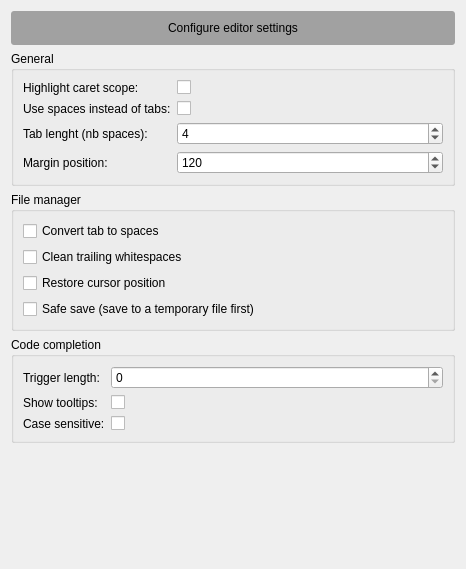
First picture: the form in forms/settings_page_editor.ui, repository merbst/QIdle, before the edit.
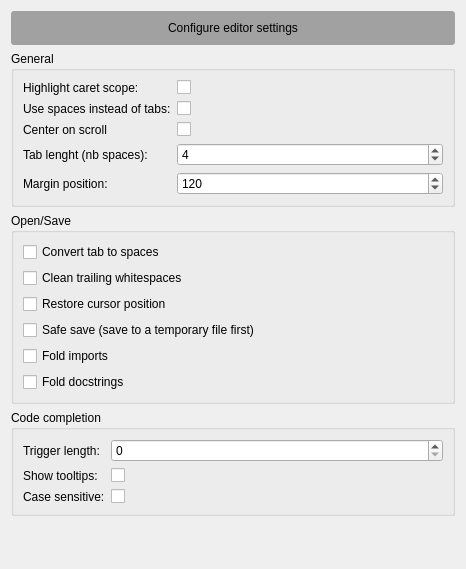
Second picture: the form after the edit.

Commit message:
Add centerOnScroll, fold imports and fold docstring options
also improve cycling of windows (make code edit get focus when changing the active window)

The edit to the form file:
```diff
--- a/forms/settings_page_editor.ui
+++ b/forms/settings_page_editor.ui
@@ -109,13 +109,27 @@
         </property>
        </widget>
       </item>
+      <item row="2" column="0">
+       <widget class="QLabel" name="label_8">
+        <property name="text">
+         <string>Center on scroll</string>
+        </property>
+       </widget>
+      </item>
+      <item row="2" column="1">
+       <widget class="QCheckBox" name="cb_center_on_scoll">
+        <property name="text">
+         <string/>
+        </property>
+       </widget>
+      </item>
      </layout>
     </widget>
    </item>
    <item>
     <widget class="QGroupBox" name="groupBox_3">
      <property name="title">
-      <string>File manager</string>
+      <string>Open/Save</string>
      </property>
      <layout class="QVBoxLayout" name="verticalLayout_3">
       <item>
@@ -146,6 +160,20 @@
         </property>
        </widget>
       </item>
+      <item>
+       <widget class="QCheckBox" name="cb_fold_imports">
+        <property name="text">
+         <string>Fold imports</string>
+        </property>
+       </widget>
+      </item>
+      <item>
+       <widget class="QCheckBox" name="cb_fold_doc">
+        <property name="text">
+         <string>Fold docstrings</string>
+        </property>
+       </widget>
+      </item>
      </layout>
     </widget>
    </item>
```
The commit also changes 6 other files.
